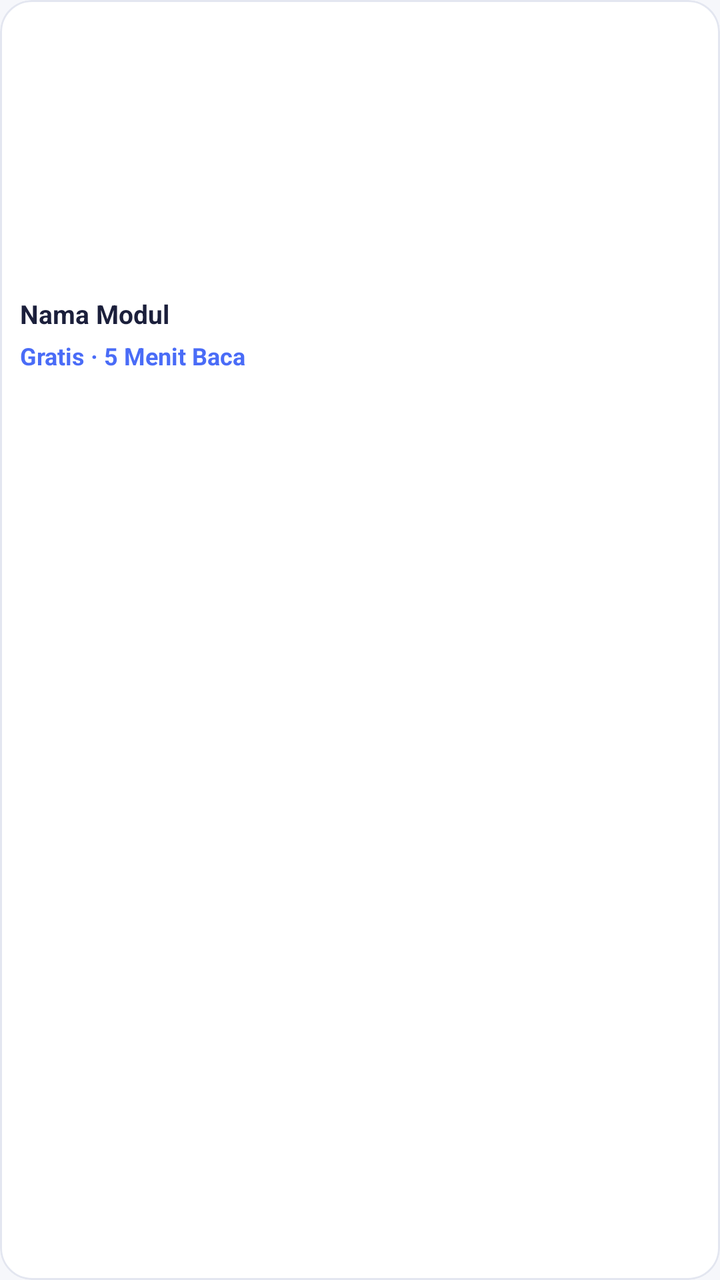
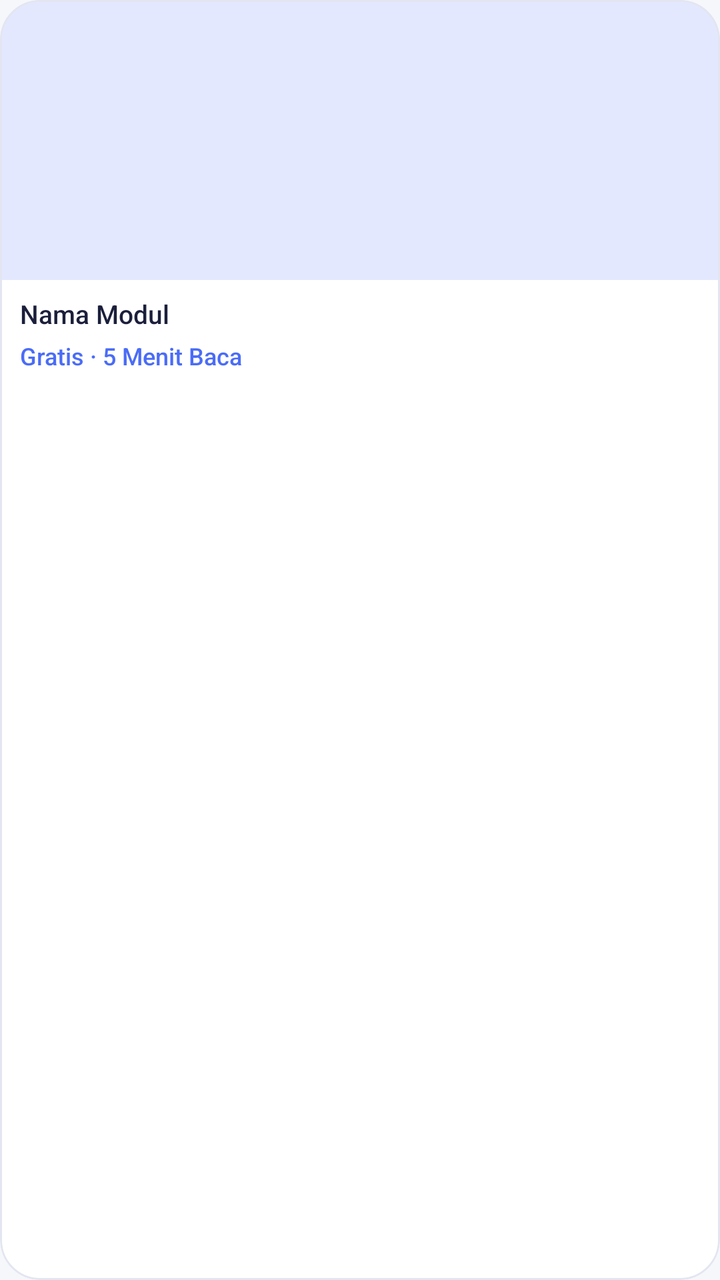

Compare the two renders of this Android layout. The source of the first and the diff that turns it into the second are given below.
<!-- AndroidManifest.xml: application theme Theme.AppYuma -->
<!-- res/layout/item_modul.xml -->
<?xml version="1.0" encoding="utf-8"?>
<com.google.android.material.card.MaterialCardView xmlns:android="http://schemas.android.com/apk/res/android"
    xmlns:app="http://schemas.android.com/apk/res-auto"
    android:layout_width="match_parent"
    android:layout_height="wrap_content"
    android:layout_margin="6dp"
    app:cardBackgroundColor="@color/oppi_card"
    app:cardCornerRadius="16dp"
    app:cardElevation="0dp"
    app:strokeColor="@color/oppi_border"
    app:strokeWidth="1dp">

    <androidx.constraintlayout.widget.ConstraintLayout
        android:layout_width="match_parent"
        android:layout_height="wrap_content"
        android:paddingBottom="12dp">

        <ImageView
            android:id="@+id/imgModul"
            android:layout_width="0dp"
            android:layout_height="140dp"
            android:contentDescription="Gambar Modul"
            android:scaleType="centerCrop"
            app:layout_constraintEnd_toEndOf="parent"
            app:layout_constraintStart_toStartOf="parent"
            app:layout_constraintTop_toTopOf="parent" />

        <TextView
            android:id="@+id/tvModulName"
            android:layout_width="0dp"
            android:layout_height="wrap_content"
            android:layout_marginStart="10dp"
            android:layout_marginTop="8dp"
            android:layout_marginEnd="10dp"
            android:ellipsize="end"
            android:maxLines="2"
            android:text="Nama Modul"
            android:textColor="@color/oppi_text_primary"
            android:textSize="13sp"
            android:textStyle="bold"
            app:layout_constraintEnd_toEndOf="parent"
            app:layout_constraintStart_toStartOf="parent"
            app:layout_constraintTop_toBottomOf="@id/imgModul" />

        <TextView
            android:id="@+id/tvModulInfo"
            android:layout_width="0dp"
            android:layout_height="wrap_content"
            android:layout_marginStart="10dp"
            android:layout_marginTop="4dp"
            android:layout_marginEnd="10dp"
            android:text="Gratis · 5 Menit Baca"
            android:textColor="@color/oppi_primary"
            android:textSize="12sp"
            android:textStyle="bold"
            app:layout_constraintEnd_toEndOf="parent"
            app:layout_constraintStart_toStartOf="parent"
            app:layout_constraintTop_toBottomOf="@id/tvModulName" />

    </androidx.constraintlayout.widget.ConstraintLayout>

</com.google.android.material.card.MaterialCardView>
<!-- resources referenced by this layout -->
<resources>
  <color name="oppi_border">#E3E6F0</color>
  <color name="oppi_card">#FFFFFF</color>
  <color name="oppi_primary">#4A6CF7</color>
  <color name="oppi_text_primary">#1B1F3B</color>
  <style name="Theme.AppYuma" parent="Base.Theme.AppYuma" />
  <style name="Base.Theme.AppYuma" parent="Theme.Material3.Light.NoActionBar">
          <item name="colorPrimary">@color/oppi_primary</item>
          <item name="colorOnPrimary">@color/white</item>
          <item name="colorPrimaryContainer">@color/oppi_lavender</item>
          <item name="android:windowBackground">@color/oppi_bg</item>
      </style>
  <color name="white">#FFFFFFFF</color>
  <color name="oppi_lavender">#E4E8FF</color>
  <color name="oppi_bg">#F6F7FB</color>
</resources>

<!-- the commit's change to res/layout/item_modul.xml (unified diff, before → after) -->
@@ -5,7 +5,7 @@
     android:layout_height="wrap_content"
     android:layout_margin="6dp"
     app:cardBackgroundColor="@color/oppi_card"
-    app:cardCornerRadius="16dp"
+    app:cardCornerRadius="20dp"
     app:cardElevation="0dp"
     app:strokeColor="@color/oppi_border"
     app:strokeWidth="1dp">
@@ -19,6 +19,7 @@
             android:id="@+id/imgModul"
             android:layout_width="0dp"
             android:layout_height="140dp"
+            android:background="@color/oppi_lavender"
             android:contentDescription="Gambar Modul"
             android:scaleType="centerCrop"
             app:layout_constraintEnd_toEndOf="parent"
@@ -33,11 +34,11 @@
             android:layout_marginTop="8dp"
             android:layout_marginEnd="10dp"
             android:ellipsize="end"
+            android:fontFamily="sans-serif-medium"
             android:maxLines="2"
             android:text="Nama Modul"
             android:textColor="@color/oppi_text_primary"
             android:textSize="13sp"
-            android:textStyle="bold"
             app:layout_constraintEnd_toEndOf="parent"
             app:layout_constraintStart_toStartOf="parent"
             app:layout_constraintTop_toBottomOf="@id/imgModul" />
@@ -49,10 +50,10 @@
             android:layout_marginStart="10dp"
             android:layout_marginTop="4dp"
             android:layout_marginEnd="10dp"
+            android:fontFamily="sans-serif-medium"
             android:text="Gratis · 5 Menit Baca"
             android:textColor="@color/oppi_primary"
             android:textSize="12sp"
-            android:textStyle="bold"
             app:layout_constraintEnd_toEndOf="parent"
             app:layout_constraintStart_toStartOf="parent"
             app:layout_constraintTop_toBottomOf="@id/tvModulName" />
